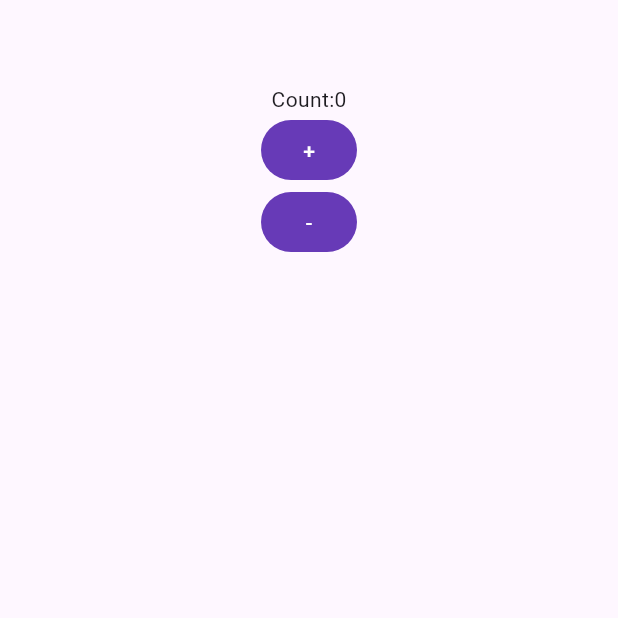
After one commit to PlushTz/flutter_example, a Flutter app: the screen it shows after launch, after a tap on "State Management", on a phone screen of 412 x 824 dp, the top half of it. The commit adds this screen. Run offline on Flutter 3.47's test engine with Material 3 defaults, Android fonts, the phone set to English and light mode, and no system bars; our stand-ins replace logger; network calls fail.

```diff
--- a/lib/main.dart
+++ b/lib/main.dart
@@ -3,9 +3,11 @@ import 'package:flutter_plush/domain/models/routers/todo.dart';
 import 'package:flutter_plush/ui/dialogs/widgets/dialogs.dart';
 import 'package:flutter_plush/ui/floating_app_bar/widgets/floating_app_bar.dart';
 import 'package:flutter_plush/ui/layouts/widgets/layout.dart';
+import 'package:flutter_plush/logger.dart';
 import 'package:flutter_plush/ui/routers/widgets/first_route.dart';
 import 'package:flutter_plush/ui/routers/widgets/list_view_route.dart';
 import 'package:flutter_plush/ui/scrolling_parallax_effect/widgets/scrolling_parallax_effect.dart';
+import 'package:flutter_plush/state_management.dart';
 import 'package:flutter_plush/fields/ui_field.dart';
 import 'package:url_launcher/url_launcher_string.dart';
 
@@ -192,6 +194,29 @@ class ContentState extends StatelessWidget {
             onPressed: () => {
               Navigator.push(
                 context,
+                MaterialPageRoute(
+                  builder: (context) =>
+                      MyCounter(onChanged: (value) => {Log.e('count:$value')}),
+                ),
+              ),
+            },
+            style: ElevatedButton.styleFrom(
+              shape: RoundedRectangleBorder(
+                borderRadius: BorderRadius.circular(
+                  UiField.roundedRectangleBorderRadius,
+                ),
+              ),
+              backgroundColor: Colors.deepPurple,
+            ),
+            child: Text(
+              'State Management',
+              style: TextStyle(color: Colors.white),
+            ),
+          ),
+          ElevatedButton(
+            onPressed: () => {
+              Navigator.push(
+                context,
                 MaterialPageRoute(builder: (context) => FirstRoute()),
               ),
             },
--- /dev/null
+++ b/lib/navigators.dart
@@ -0,0 +1,16 @@
+import 'package:flutter/material.dart';
+
+/// Desc:
+/// Author: lijt
+/// Created on 2025/11/7
+/// Email: lijt@eetrust.com
+class Navigators extends StatelessWidget {
+  final String title;
+
+  const Navigators({super.key, required this.title});
+
+  @override
+  Widget build(BuildContext context) {
+    return MaterialApp(title: '使用命名路由导航', initialRoute: '/', routes: {});
+  }
+}
--- /dev/null
+++ b/lib/state_management.dart
@@ -0,0 +1,58 @@
+import 'package:flutter/material.dart';
+
+/// Desc:
+/// Author: lijt
+/// Created on 2025/11/13
+/// Email: lijt@eetrust.com
+class MyCounter extends StatefulWidget {
+  const MyCounter({super.key, required this.onChanged});
+
+  final ValueChanged<int> onChanged;
+
+  @override
+  State<StatefulWidget> createState() {
+    return _MyCounterState();
+  }
+}
+
+class _MyCounterState extends State<MyCounter> {
+  int count = 0;
+
+  @override
+  Widget build(BuildContext context) {
+    return MaterialApp(
+      home: Scaffold(
+        appBar: AppBar(),
+        body: Center(
+          child: Column(
+            children: [
+              Text('Count:$count'),
+              TextButton(
+                onPressed: () => {
+                  widget.onChanged.call(count++),
+                  // widget.onChanged(count++),
+                  setState(() {
+                    count;
+                  }),
+                },
+                style: TextButton.styleFrom(backgroundColor: Colors.deepPurple),
+                child: Text('+', style: TextStyle(color: Colors.white)),
+              ),
+              TextButton(
+                onPressed: () => {
+                  widget.onChanged.call(count--),
+                  // widget.onChanged(count--),
+                  setState(() {
+                    count;
+                  }),
+                },
+                style: TextButton.styleFrom(backgroundColor: Colors.deepPurple),
+                child: Text('-', style: TextStyle(color: Colors.white)),
+              ),
+            ],
+          ),
+        ),
+      ),
+    );
+  }
+}
--- a/lib/ui/dialogs/widgets/dialogs.dart
+++ b/lib/ui/dialogs/widgets/dialogs.dart
@@ -70,11 +70,11 @@ class AlertDialogUtil {
         ),
         actions: [
           CupertinoDialogAction(
-            child: Text('确定'),
+            child: Text('确定', style: TextStyle(color: Colors.blue)),
             onPressed: () => {Navigator.of(context).pop()},
           ),
           CupertinoDialogAction(
-            child: Text('取消'),
+            child: Text('取消', style: TextStyle(color: Colors.red)),
             onPressed: () => {Navigator.of(context).pop()},
           ),
         ],
--- a/pubspec.yaml
+++ b/pubspec.yaml
@@ -32,6 +32,8 @@ dependencies:
     sdk: flutter
 
   url_launcher: ^6.3.2
+
+  logger: ^1.0.0
 
   # The following adds the Cupertino Icons font to your application.
   # Use with the CupertinoIcons class for iOS style icons.
```
Also changed, not shown: lib/logger.dart (added, +36 -0 lines), lib/widget_first.dart (added, +24 -0 lines), pubspec.lock, 10 other files.
